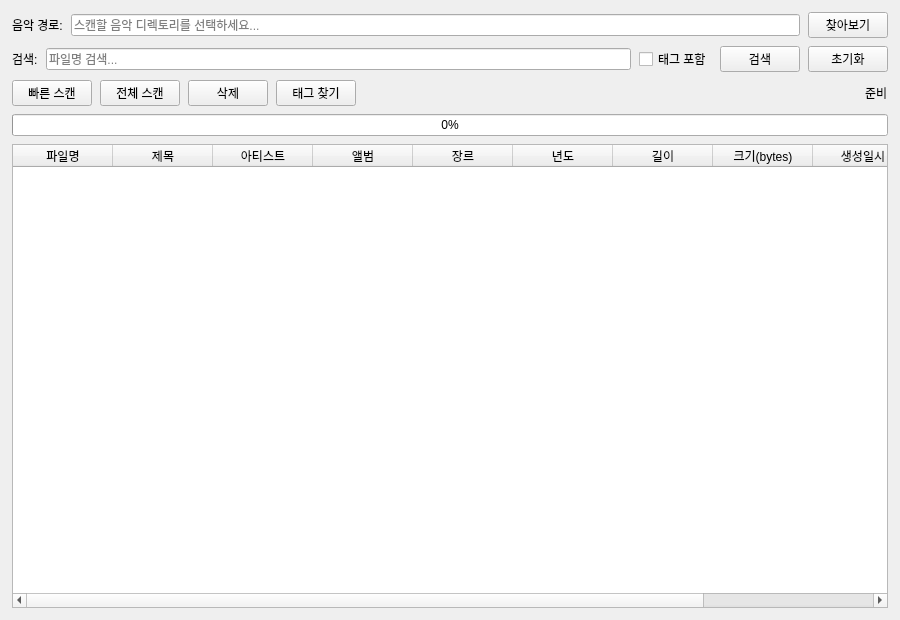
musiren/mp3-archive, file src/main_window.ui: the form before one commit.
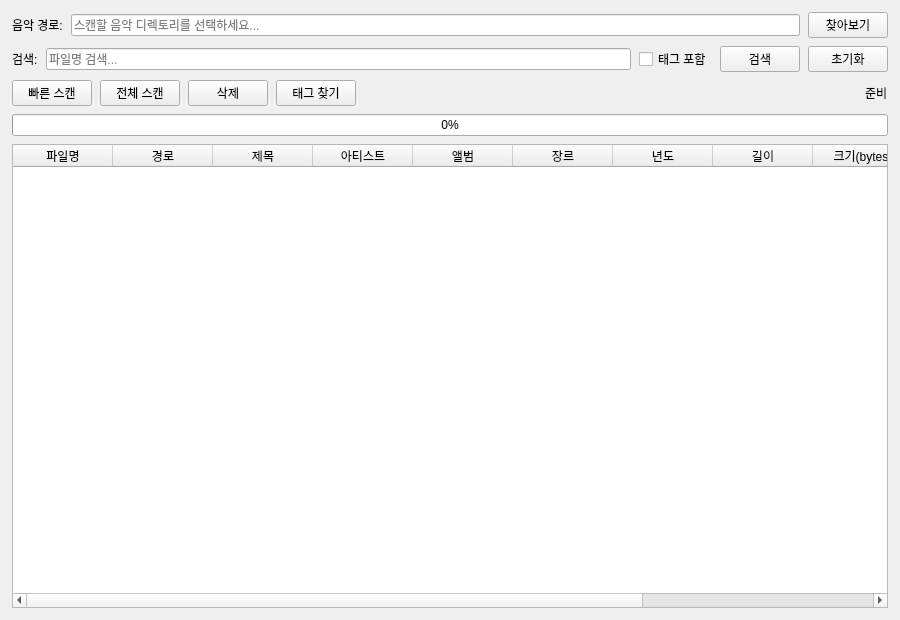
The form after the commit.

Commit message:
feat: show file path as a dedicated table column
Add a '경로' column (col 1) next to the filename column so the full
file path is always visible in the table.  Stretch the column to fill
available space alongside the filename and title columns.  Shift all
subsequent column indices accordingly.

https://claude.ai/code/session_01YFDPmPzoyxfymLkiNHqsrJ

```diff
--- a/src/main_window.ui
+++ b/src/main_window.ui
@@ -229,6 +229,9 @@
       <column>
        <property name="text"><string>파일명</string></property>
       </column>
+      <column>
+       <property name="text"><string>경로</string></property>
+      </column>
       <column>
        <property name="text"><string>제목</string></property>
       </column>
```
The commit also changes 2 other files.
